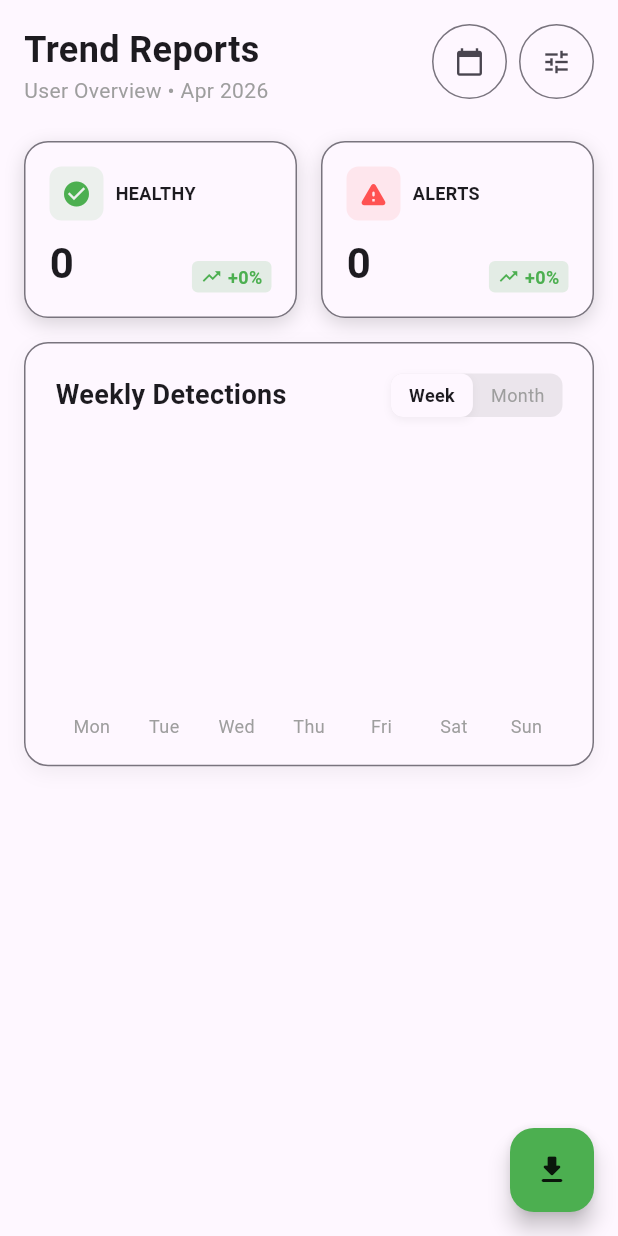
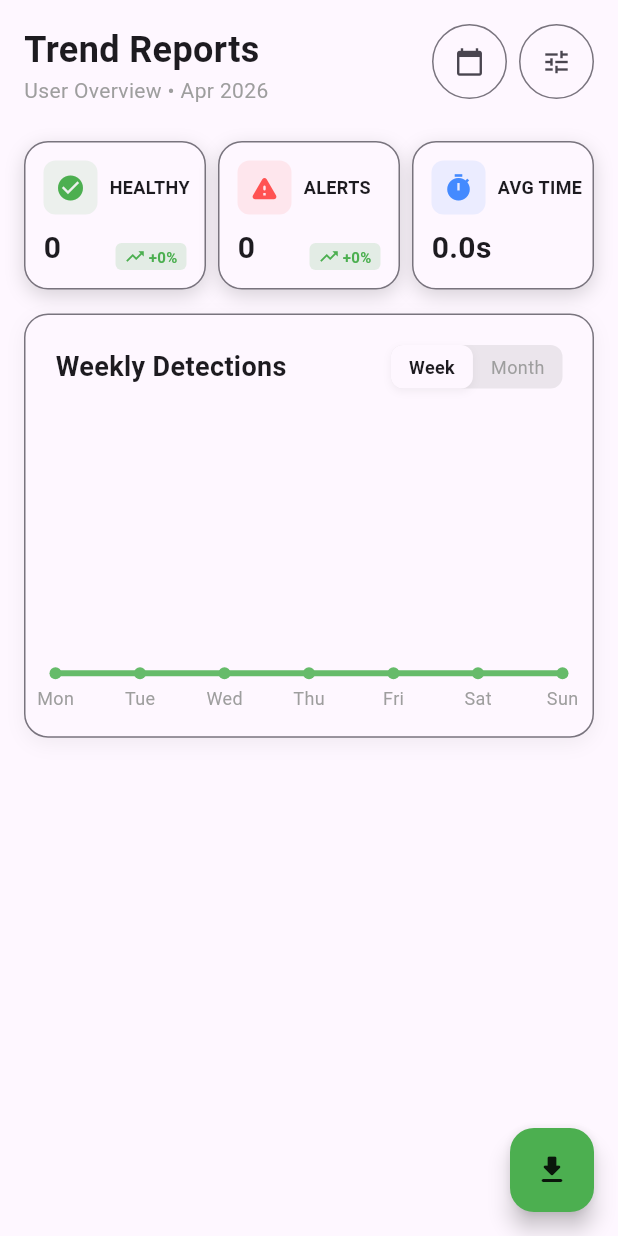
Before and after one commit to aliffirfan4523/padizdoctor, a Flutter app: the MyActivity screen opened directly, on a phone screen of 412 x 824 dp. Run offline on Flutter 3.47's test engine with Material 3 defaults, Android fonts, the phone set to English and light mode, and no system bars; drawn by our look-alikes of fl_chart; our stand-ins replace cached_network_image, camera, cloud_firestore, file_picker, firebase_auth, firebase_core and 10 more; accounts and stored records are empty.

Commit message:
feat: implement activity dashboard with WeeklyDetectionsCard, data models, and gallery service integration

```diff
--- a/lib/features/camera_gallery/services/gallery_service.dart
+++ b/lib/features/camera_gallery/services/gallery_service.dart
@@ -52,6 +52,12 @@ Future<Map<String, dynamic>> inferenceImage(PlatformFile imageFile) async {
   );
   final String extension = imageFile.extension ?? 'jpg';
   final request = http.MultipartRequest('POST', uri);
+
+  // Add user_id for backend LLM logging (TC-TPS-006)
+  final user = FirebaseAuth.instance.currentUser;
+  if (user != null) {
+    request.fields['user_id'] = user.uid;
+  }
 
   // Eagerly read bytes before building the request.
   // MultipartFile.fromPath() opens the file lazily when the request is sent,
--- a/lib/features/user/screens/my_activity.dart
+++ b/lib/features/user/screens/my_activity.dart
@@ -27,7 +27,7 @@ class _MyActivityState extends State<MyActivity> {
     Colors.purpleAccent,
   ];
 
-  ActivityData _processData(List<Map<String, dynamic>> scans) {
+  ActivityData _processData(List<Map<String, dynamic>> scans, DocumentSnapshot? statsDoc) {
     final now = DateTime.now();
     final today = DateTime(now.year, now.month, now.day);
 
@@ -97,6 +97,18 @@ class _MyActivityState extends State<MyActivity> {
       return ((current - previous) / previous) * 100;
     }
 
+    String avgTimeStr = "0.0s";
+    if (statsDoc != null && statsDoc.exists) {
+      final statsMap = statsDoc.data() as Map<String, dynamic>?;
+      if (statsMap != null) {
+        final totalMs = (statsMap['totalProcessingTime'] as num?)?.toDouble() ?? 0.0;
+        final totalSubs = (statsMap['totalSubmissions'] as num?)?.toDouble() ?? 0.0;
+        if (totalSubs > 0) {
+          avgTimeStr = (totalMs / totalSubs / 1000.0).toStringAsFixed(1) + "s";
+        }
+      }
+    }
+
     return ActivityData(
       healthyCount: healthyCount,
       alertsCount: alertsCount,
@@ -107,6 +119,7 @@ class _MyActivityState extends State<MyActivity> {
       diseaseDistribution: distribution,
       scansByDate: scansByDate,
       totalScans: scans.length,
+      avgTimeStr: avgTimeStr,
     );
   }
 
@@ -122,7 +135,11 @@ class _MyActivityState extends State<MyActivity> {
         child: const Icon(Icons.download_rounded, color: Colors.black87),
       ),
       body: SafeArea(
-        child: StreamBuilder<List<Map<String, dynamic>>>(
+        child: StreamBuilder<DocumentSnapshot>(
+          stream: FirebaseFirestore.instance.collection('users').doc(userId).collection('activitySummary').doc('stats').snapshots(),
+          builder: (context, statsSnapshot) {
+            final statsDoc = statsSnapshot.data;
+            return StreamBuilder<List<Map<String, dynamic>>>(
               stream: ScanService.getDetailedScans(userId),
               builder: (context, snapshot) {
                 if (snapshot.connectionState == ConnectionState.waiting) {
@@ -130,7 +147,7 @@ class _MyActivityState extends State<MyActivity> {
                 }
 
                 final scans = snapshot.data ?? [];
-            final data = _processData(scans);
+                final data = _processData(scans, statsDoc);
 
                 return SingleChildScrollView(
                   padding: const EdgeInsets.all(16.0),
@@ -146,6 +163,8 @@ class _MyActivityState extends State<MyActivity> {
                       _buildDiseaseDistributionCard(data),
                     ],
                   ),
+                );
+              },
             );
           },
         ),
@@ -278,22 +297,34 @@ class _MyActivityState extends State<MyActivity> {
         Expanded(
           child: _statCard(
             title: "HEALTHY",
-            count: data.healthyCount,
+            countStr: NumberFormat.decimalPattern().format(data.healthyCount),
             trend: data.healthyTrend,
             icon: Icons.check_circle,
             color: Colors.green,
             bgColor: Colors.green.withOpacity(0.1),
           ),
         ),
-        const SizedBox(width: 16),
+        const SizedBox(width: 8),
         Expanded(
           child: _statCard(
             title: "ALERTS",
-            count: data.alertsCount,
+            countStr: NumberFormat.decimalPattern().format(data.alertsCount),
             trend: data.alertsTrend,
             icon: Icons.warning_rounded,
             color: Colors.redAccent,
             bgColor: Colors.redAccent.withOpacity(0.1),
+          ),
+        ),
+        const SizedBox(width: 8),
+        Expanded(
+          child: _statCard(
+            title: "AVG TIME",
+            countStr: data.avgTimeStr,
+            trend: 0,
+            icon: Icons.timer,
+            color: Colors.blueAccent,
+            bgColor: Colors.blueAccent.withOpacity(0.1),
+            showTrend: false,
           ),
         ),
       ],
@@ -302,17 +333,18 @@ class _MyActivityState extends State<MyActivity> {
 
   Widget _statCard({
     required String title,
-    required int count,
+    required String countStr,
     required double trend,
     required IconData icon,
     required Color color,
     required Color bgColor,
+    bool showTrend = true,
   }) {
     final isPositive = trend >= 0;
     final trendStr = '${isPositive ? '+' : ''}${trend.toStringAsFixed(0)}%';
 
     return Container(
-      padding: const EdgeInsets.all(16),
+      padding: const EdgeInsets.all(12),
       decoration: BoxDecoration(
         color: Theme.of(context).cardColor,
         borderRadius: BorderRadius.circular(16),
@@ -355,12 +387,13 @@ class _MyActivityState extends State<MyActivity> {
             mainAxisAlignment: MainAxisAlignment.spaceBetween,
             children: [
               Text(
-                NumberFormat.decimalPattern().format(count),
+                countStr,
                 style: const TextStyle(
-                  fontSize: 28,
+                  fontSize: 20,
                   fontWeight: FontWeight.bold,
                 ),
               ),
+              if (showTrend)
                 Container(
                   padding: const EdgeInsets.symmetric(horizontal: 6, vertical: 2),
                   decoration: BoxDecoration(
@@ -376,11 +409,11 @@ class _MyActivityState extends State<MyActivity> {
                         color: isPositive ? Colors.green : Colors.red,
                         size: 14,
                       ),
-                    const SizedBox(width: 4),
+                      const SizedBox(width: 2),
                       Text(
                         trendStr,
                         style: TextStyle(
-                        fontSize: 12,
+                          fontSize: 10,
                           fontWeight: FontWeight.bold,
                           color: isPositive ? Colors.green : Colors.red,
                         ),
--- a/lib/features/user/widgets/WeeklyDetectionsCard.dart
+++ b/lib/features/user/widgets/WeeklyDetectionsCard.dart
@@ -128,61 +128,9 @@ class _WeeklyDetectionsCardState extends State<WeeklyDetectionsCard> {
           const SizedBox(height: 24),
           AspectRatio(
             aspectRatio: 1.8,
-            child: BarChart(
-              BarChartData(
-                alignment: BarChartAlignment.spaceAround,
-                maxY: (isWeeklyView
-                            ? data.weeklyDetections
-                            : data.monthlyDetections)
-                        .reduce((a, b) => a > b ? a : b)
-                        .toDouble() +
-                    2,
-                barTouchData: BarTouchData(enabled: false),
-                titlesData: FlTitlesData(
-                  show: true,
-                  bottomTitles: AxisTitles(
-                    sideTitles: SideTitles(
-                      showTitles: true,
-                      getTitlesWidget: (value, meta) {
-                        if (isWeeklyView) {
-                          const days = [
-                            'Mon',
-                            'Tue',
-                            'Wed',
-                            'Thu',
-                            'Fri',
-                            'Sat',
-                            'Sun'
-                          ];
-                          return Padding(
-                            padding: const EdgeInsets.only(top: 8.0),
-                            child: Text(
-                              days[value.toInt()],
-                              style: const TextStyle(
-                                  color: Colors.grey, fontSize: 12),
-                            ),
-                          );
-                        } else {
-                          const weeks = ['W1', 'W2', 'W3', 'W4'];
-                          return Padding(
-                            padding: const EdgeInsets.only(top: 8.0),
-                            child: Text(
-                              weeks[value.toInt()],
-                              style: const TextStyle(
-                                  color: Colors.grey, fontSize: 12),
-                            ),
-                          );
-                        }
-                      },
-                    ),
-                  ),
-                  leftTitles: const AxisTitles(
-                      sideTitles: SideTitles(showTitles: false)),
-                  topTitles: const AxisTitles(
-                      sideTitles: SideTitles(showTitles: false)),
-                  rightTitles: const AxisTitles(
-                      sideTitles: SideTitles(showTitles: false)),
-                ),
+            child: LineChart(
+              LineChartData(
+                lineTouchData: LineTouchData(enabled: true),
                 gridData: FlGridData(
                   show: true,
                   drawVerticalLine: false,
@@ -192,25 +140,70 @@ class _WeeklyDetectionsCardState extends State<WeeklyDetectionsCard> {
                     strokeWidth: 1,
                   ),
                 ),
+                titlesData: FlTitlesData(
+                  show: true,
+                  bottomTitles: AxisTitles(
+                    sideTitles: SideTitles(
+                      showTitles: true,
+                      reservedSize: 22,
+                      interval: 1,
+                      getTitlesWidget: (value, meta) {
+                        if (isWeeklyView) {
+                          const days = ['Mon', 'Tue', 'Wed', 'Thu', 'Fri', 'Sat', 'Sun'];
+                          if (value < 0 || value >= days.length) return const SizedBox.shrink();
+                          return Padding(
+                            padding: const EdgeInsets.only(top: 8.0),
+                            child: Text(
+                              days[value.toInt()],
+                              style: const TextStyle(color: Colors.grey, fontSize: 12),
+                            ),
+                          );
+                        } else {
+                          const weeks = ['W1', 'W2', 'W3', 'W4'];
+                          if (value < 0 || value >= weeks.length) return const SizedBox.shrink();
+                          return Padding(
+                            padding: const EdgeInsets.only(top: 8.0),
+                            child: Text(
+                              weeks[value.toInt()],
+                              style: const TextStyle(color: Colors.grey, fontSize: 12),
+                            ),
+                          );
+                        }
+                      },
+                    ),
+                  ),
+                  leftTitles: const AxisTitles(sideTitles: SideTitles(showTitles: false)),
+                  topTitles: const AxisTitles(sideTitles: SideTitles(showTitles: false)),
+                  rightTitles: const AxisTitles(sideTitles: SideTitles(showTitles: false)),
+                ),
                 borderData: FlBorderData(show: false),
-                barGroups: List.generate(
-                  isWeeklyView ? 7 : 4,
-                  (i) => BarChartGroupData(
-                    x: i,
-                    barRods: [
-                      BarChartRodData(
-                        toY: (isWeeklyView
-                                ? data.weeklyDetections[i]
-                                : data.monthlyDetections[i])
-                            .toDouble(),
-                        color: Colors.green.shade300,
-                        width: 16,
-                        borderRadius: const BorderRadius.vertical(
-                            top: Radius.circular(4)),
-                      )
-                    ],
+                minX: 0,
+                maxX: isWeeklyView ? 6 : 3,
+                minY: 0,
+                maxY: (isWeeklyView ? data.weeklyDetections : data.monthlyDetections)
+                        .reduce((a, b) => a > b ? a : b)
+                        .toDouble() +
+                    2,
+                lineBarsData: [
+                  LineChartBarData(
+                    spots: List.generate(
+                      isWeeklyView ? 7 : 4,
+                      (i) => FlSpot(
+                        i.toDouble(),
+                        (isWeeklyView ? data.weeklyDetections[i] : data.monthlyDetections[i]).toDouble(),
+                      ),
+                    ),
+                    isCurved: true,
+                    color: Colors.green.shade400,
+                    barWidth: 4,
+                    isStrokeCapRound: true,
+                    dotData: FlDotData(show: true),
+                    belowBarData: BarAreaData(
+                      show: true,
+                      color: Colors.green.shade400.withOpacity(0.2),
+                    ),
                   ),
-                ),
+                ],
               ),
             ),
           ),
--- a/lib/model/MyActivityData.dart
+++ b/lib/model/MyActivityData.dart
@@ -8,6 +8,7 @@ class ActivityData {
   final Map<String, int> diseaseDistribution;
   final Map<DateTime, int> scansByDate;
   final int totalScans;
+  final String avgTimeStr;
 
   ActivityData({
     required this.healthyCount,
@@ -19,5 +20,6 @@ class ActivityData {
     required this.diseaseDistribution,
     required this.scansByDate,
     required this.totalScans,
+    required this.avgTimeStr,
   });
 }
```
Also changed, not shown: 1 other file. Lines whose indentation alone changed are shown as unchanged.
